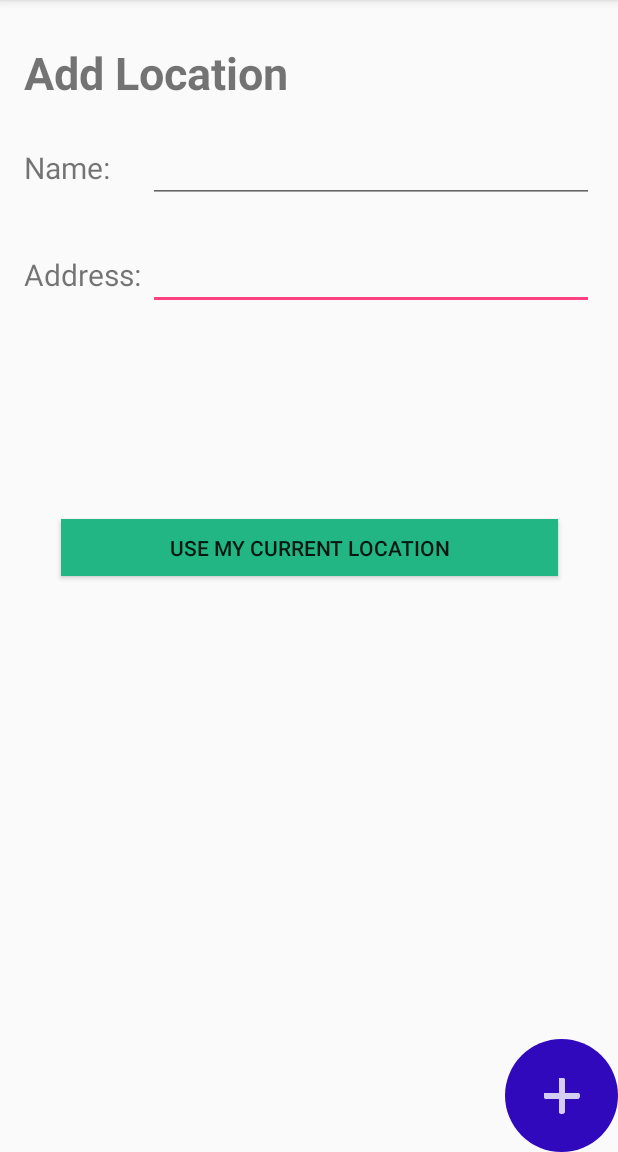
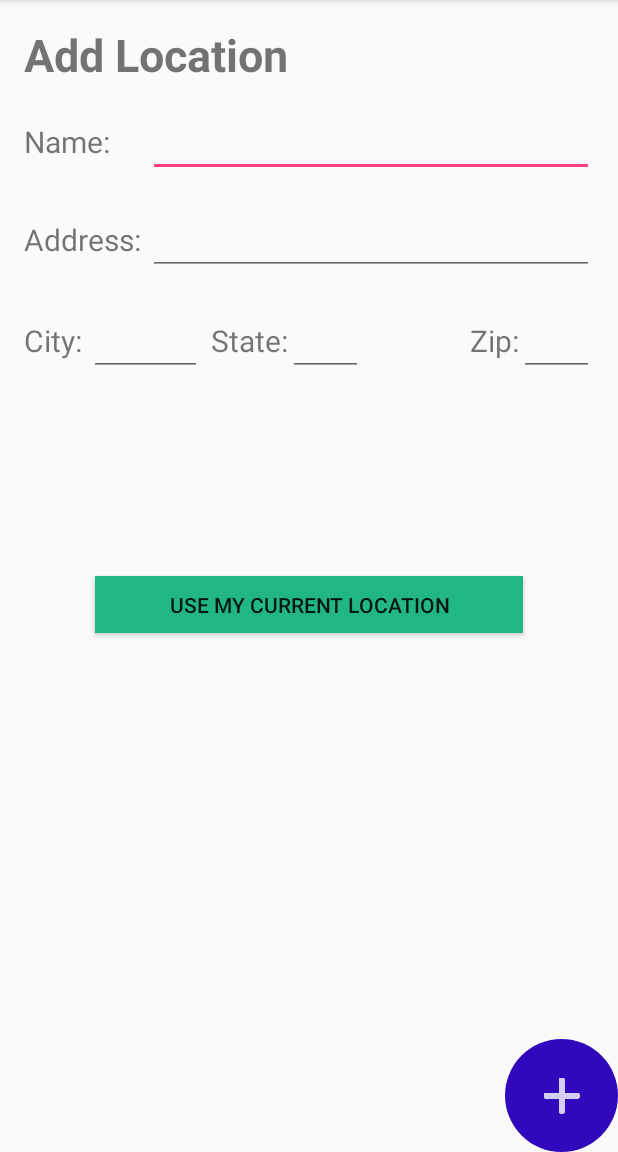
Before and after one commit to jj-li/DementiaHelper, an Android app: the screen it shows after launch (AddLocation), on a phone screen of 412 x 824 dp, the part 84-1236 px from its top. Run offline under Robolectric (Android 15) with nearby library versions, the phone set to English and light mode, and no system bars.

Commit message:
Added more text fields.

```diff
--- a/app/src/main/java/com/example/jj/dementiahelper/AddLocation.java
+++ b/app/src/main/java/com/example/jj/dementiahelper/AddLocation.java
@@ -9,6 +9,7 @@ import android.view.View;
 import android.view.Menu;
 import android.view.MenuItem;
 import android.widget.Button;
+import android.widget.EditText;
 import android.widget.ImageButton;
 
 public class AddLocation extends AppCompatActivity {
@@ -37,6 +38,7 @@ public class AddLocation extends AppCompatActivity {
                         .setAction("Action", null).show();
             }
         });
+
     }
 
     @Override
--- a/app/src/main/res/layout/activity_add_location.xml
+++ b/app/src/main/res/layout/activity_add_location.xml
@@ -21,16 +21,6 @@
 
     </android.support.design.widget.AppBarLayout>
 
-    <Button
-        android:id="@+id/myLocation"
-        android:layout_width="331dp"
-        android:layout_height="38dp"
-        android:background="@drawable/rectangle"
-        android:text="Use My Current Location"
-        app:layout_anchor="@+id/include"
-        app:layout_anchorGravity="center_vertical|center_horizontal"
-        android:layout_gravity="top|center_horizontal" />
-
     <ImageButton
         android:id="@+id/addButton"
         android:layout_width="75sp"
@@ -41,6 +31,16 @@
         app:layout_anchorGravity="bottom|right"
         android:layout_gravity="top|left" />
 
+    <Button
+        android:id="@+id/myLocation"
+        android:layout_width="285dp"
+        android:layout_height="38dp"
+        android:background="@drawable/rectangle"
+        android:text="Use My Current Location"
+        app:layout_anchor="@+id/include"
+        app:layout_anchorGravity="center_vertical|center_horizontal"
+        android:layout_gravity="bottom|center_horizontal" />
+
     <include layout="@layout/content_add_location"
         android:id="@+id/include"
         android:layout_width="wrap_content" />
--- a/app/src/main/res/layout/content_add_location.xml
+++ b/app/src/main/res/layout/content_add_location.xml
@@ -13,6 +13,7 @@
     tools:context="com.example.jj.dementiahelper.AddLocation"
     tools:showIn="@layout/activity_add_location">
 
+    <!-- All the labels -->
     <TextView
         android:layout_width="wrap_content"
         android:layout_height="wrap_content"
@@ -24,37 +25,16 @@
         android:layout_alignParentLeft="true"
         android:layout_alignParentStart="true" />
 
-    <EditText
-        android:id="@+id/addressField"
-        android:layout_width="wrap_content"
-        android:layout_height="wrap_content"
-        android:layout_alignBaseline="@+id/address"
-        android:layout_alignBottom="@+id/address"
-        android:layout_toRightOf="@+id/address"
-        android:layout_alignParentRight="true"
-        android:layout_alignParentEnd="true" />
-
     <TextView
         android:layout_width="wrap_content"
         android:layout_height="wrap_content"
         android:text="Address: "
         android:textSize="20sp"
         android:id="@+id/address"
-        android:layout_marginTop="34dp"
+        android:layout_marginTop="28dp"
         android:layout_below="@+id/nameField"
         android:layout_alignParentLeft="true"
         android:layout_alignParentStart="true" />
-
-    <EditText
-        android:id="@+id/nameField"
-        android:layout_width="wrap_content"
-        android:layout_height="wrap_content"
-        android:layout_marginTop="74dp"
-        android:layout_alignParentTop="true"
-        android:layout_alignParentRight="true"
-        android:layout_alignParentEnd="true"
-        android:layout_alignLeft="@+id/addressField"
-        android:layout_alignStart="@+id/addressField" />
 
     <TextView
         android:layout_width="wrap_content"
@@ -63,8 +43,94 @@
         android:textStyle="bold"
         android:textSize="30sp"
         android:id="@+id/title"
-        android:layout_marginTop="12dp"
         android:layout_alignParentTop="true"
         android:layout_alignParentLeft="true"
         android:layout_alignParentStart="true" />
+
+    <TextView
+        android:layout_width="wrap_content"
+        android:layout_height="wrap_content"
+        android:text="City: "
+        android:textSize="20sp"
+        android:id="@+id/city"
+        android:layout_below="@+id/addressField"
+        android:layout_alignParentLeft="true"
+        android:layout_alignParentStart="true"
+        android:layout_marginTop="30dp" />
+
+    <TextView
+        android:layout_width="wrap_content"
+        android:layout_height="wrap_content"
+        android:id="@+id/state"
+        android:textSize="20sp"
+        android:text="State:"
+        android:layout_alignBaseline="@+id/cityField"
+        android:layout_alignBottom="@+id/cityField"
+        android:layout_toLeftOf="@+id/stateField"
+        android:layout_toStartOf="@+id/stateField" />
+
+    <TextView
+        android:layout_width="wrap_content"
+        android:layout_height="wrap_content"
+        android:id="@+id/zip"
+        android:textSize="20sp"
+        android:text="Zip:"
+        android:layout_alignBaseline="@+id/stateField"
+        android:layout_alignBottom="@+id/stateField"
+        android:layout_toLeftOf="@+id/zipField"
+        android:layout_toStartOf="@+id/zipField" />
+
+    <!-- All the text fields -->
+    <EditText
+        android:id="@+id/nameField"
+        android:layout_width="wrap_content"
+        android:layout_height="wrap_content"
+        android:layout_marginTop="16dp"
+        android:inputType="text"
+        android:layout_below="@+id/title"
+        android:layout_alignParentRight="true"
+        android:layout_alignParentEnd="true"
+        android:layout_alignLeft="@+id/addressField"
+        android:layout_alignStart="@+id/addressField" />
+
+    <EditText
+        android:id="@+id/addressField"
+        android:layout_width="wrap_content"
+        android:layout_height="wrap_content"
+        android:inputType="text"
+        android:layout_alignBaseline="@+id/address"
+        android:layout_alignBottom="@+id/address"
+        android:layout_alignParentRight="true"
+        android:layout_alignParentEnd="true"
+        android:layout_toRightOf="@+id/address"
+        android:layout_toEndOf="@+id/address" />
+
+    <EditText
+        android:id="@+id/cityField"
+        android:layout_width="75sp"
+        android:inputType="text"
+        android:layout_height="wrap_content"
+        android:layout_alignBaseline="@+id/city"
+        android:layout_alignBottom="@+id/city"
+        android:layout_toRightOf="@+id/city" />
+
+    <EditText
+        android:layout_width="50sp"
+        android:layout_height="wrap_content"
+        android:inputType="text"
+        android:id="@+id/zipField"
+        android:layout_alignBaseline="@+id/zip"
+        android:layout_alignBottom="@+id/zip"
+        android:layout_alignParentRight="true"
+        android:layout_alignParentEnd="true" />
+
+    <EditText
+        android:layout_width="50sp"
+        android:layout_height="wrap_content"
+        android:inputType="text"
+        android:id="@+id/stateField"
+        android:layout_alignBaseline="@+id/state"
+        android:layout_alignBottom="@+id/state"
+        android:layout_toRightOf="@+id/title"
+        android:layout_toEndOf="@+id/title" />
 </RelativeLayout>
```
